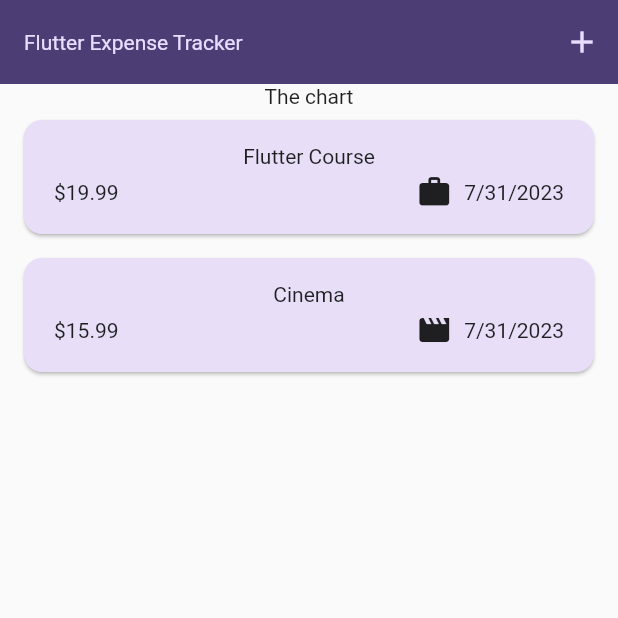
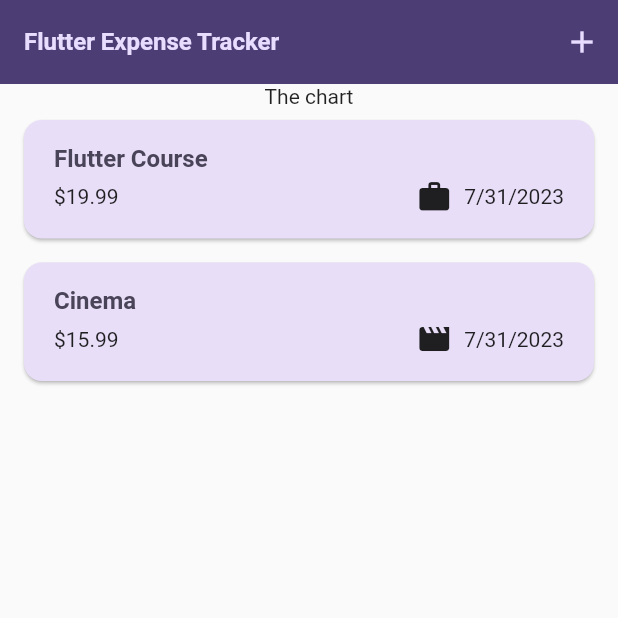
Before and after one commit to raunakb03/flutter_expenses_app, a Flutter app: the screen it shows after launch, on a phone screen of 412 x 824 dp, the top half of it. Run offline on Flutter 3.47's test engine with Material 2 defaults, Android fonts, the phone set to English and light mode, and no system bars.

Commit message:
adding custom styling with theming

```diff
--- a/lib/main.dart
+++ b/lib/main.dart
@@ -29,9 +29,9 @@
         ),
         textTheme: ThemeData().textTheme.copyWith(
               titleLarge: TextStyle(
-                fontWeight: FontWeight.normal,
+                fontWeight: FontWeight.bold,
                 color: kColorScheme.onSecondaryContainer,
-                fontSize: 14,
+                fontSize: 16,
               ),
             ),
       ),
--- a/lib/widgets/expenses_list/expense_item.dart
+++ b/lib/widgets/expenses_list/expense_item.dart
@@ -14,8 +14,12 @@
           vertical: 16,
         ),
         child: Column(
+          crossAxisAlignment: CrossAxisAlignment.start,
           children: [
-            Text(expense.title),
+            Text(
+              expense.title,
+              style: Theme.of(context).textTheme.titleLarge,
+            ),
             const SizedBox(height: 4),
             Row(
               children: [
--- a/lib/widgets/expenses_list/expenses_list.dart
+++ b/lib/widgets/expenses_list/expenses_list.dart
@@ -1,6 +1,7 @@
 import 'package:exepense_tracker/models/expense.dart';
 import 'package:exepense_tracker/widgets/expenses_list/expense_item.dart';
 import 'package:flutter/cupertino.dart';
+import 'package:flutter/material.dart';
 
 class ExpensesList extends StatelessWidget {
   const ExpensesList({
@@ -18,6 +19,12 @@
       itemCount: expenses.length,
       itemBuilder: (ctx, index) => Dismissible(
         key: ValueKey(expenses[index]),
+        background: Container(
+          color: Theme.of(context).colorScheme.error.withOpacity(0.75),
+          margin: EdgeInsets.symmetric(
+            horizontal: Theme.of(context).cardTheme.margin!.horizontal,
+          ),
+        ),
         onDismissed: (directon) {
           onRemoveExpense(expenses[index]);
         },
```
